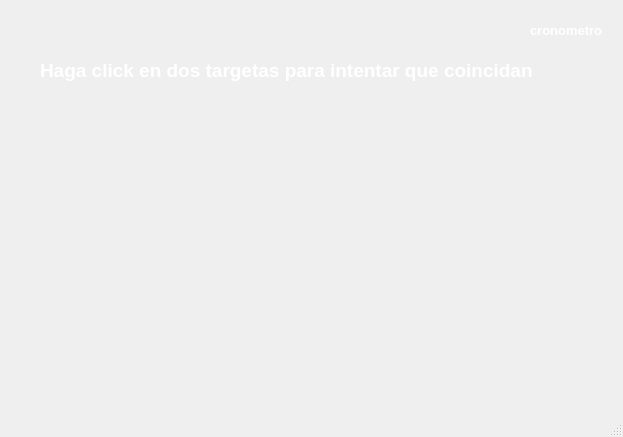
This is mainwindow.ui in cecilianomeibel/Proyecto1DatosII as Qt 5 draws it before an edit. The edited form follows.
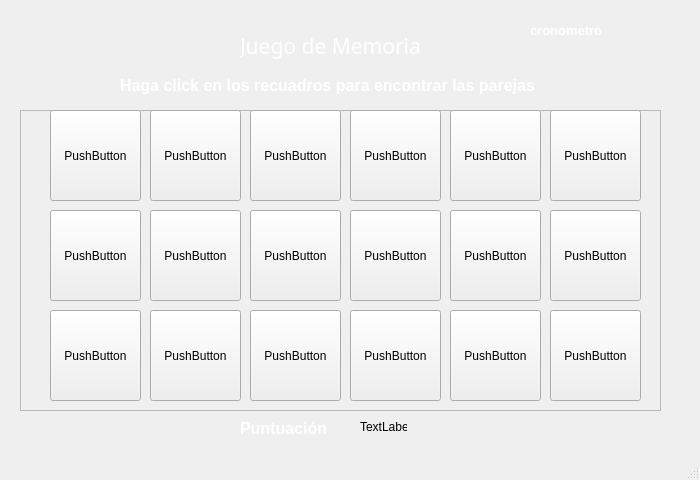
This is the edited form. Icons and pictures are not drawn.

```diff
--- a/mainwindow.ui
+++ b/mainwindow.ui
@@ -6,8 +6,8 @@
    <rect>
     <x>0</x>
     <y>0</y>
-    <width>623</width>
-    <height>437</height>
+    <width>700</width>
+    <height>480</height>
    </rect>
   </property>
   <property name="windowTitle">
@@ -39,15 +39,15 @@
    <widget class="QLabel" name="instrucciones">
     <property name="geometry">
      <rect>
-      <x>40</x>
+      <x>120</x>
       <y>40</y>
-      <width>541</width>
-      <height>61</height>
+      <width>601</width>
+      <height>91</height>
      </rect>
     </property>
     <property name="font">
      <font>
-      <pointsize>14</pointsize>
+      <pointsize>12</pointsize>
       <weight>75</weight>
       <bold>true</bold>
      </font>
@@ -58,7 +58,7 @@
 }</string>
     </property>
     <property name="text">
-     <string>Haga click en dos targetas para intentar que coincidan</string>
+     <string>Haga click en los recuadros para encontrar las parejas</string>
     </property>
    </widget>
    <widget class="QLabel" name="cronometro">
@@ -81,6 +81,327 @@
      <string>cronometro</string>
     </property>
    </widget>
+   <widget class="QLabel" name="titulo">
+    <property name="geometry">
+     <rect>
+      <x>240</x>
+      <y>30</y>
+      <width>201</width>
+      <height>31</height>
+     </rect>
+    </property>
+    <property name="font">
+     <font>
+      <family>Stencil</family>
+      <pointsize>16</pointsize>
+     </font>
+    </property>
+    <property name="styleSheet">
+     <string notr="true">#titulo {
+color: white;
+}</string>
+    </property>
+    <property name="text">
+     <string>Juego de Memoria</string>
+    </property>
+   </widget>
+   <widget class="QFrame" name="frame">
+    <property name="geometry">
+     <rect>
+      <x>20</x>
+      <y>110</y>
+      <width>641</width>
+      <height>301</height>
+     </rect>
+    </property>
+    <property name="mouseTracking">
+     <bool>false</bool>
+    </property>
+    <property name="frameShape">
+     <enum>QFrame::StyledPanel</enum>
+    </property>
+    <property name="frameShadow">
+     <enum>QFrame::Raised</enum>
+    </property>
+    <widget class="QPushButton" name="tarjeta01">
+     <property name="geometry">
+      <rect>
+       <x>30</x>
+       <y>0</y>
+       <width>91</width>
+       <height>91</height>
+      </rect>
+     </property>
+     <property name="text">
+      <string>PushButton</string>
+     </property>
+    </widget>
+    <widget class="QPushButton" name="tarjeta02">
+     <property name="geometry">
+      <rect>
+       <x>130</x>
+       <y>0</y>
+       <width>91</width>
+       <height>91</height>
+      </rect>
+     </property>
+     <property name="text">
+      <string>PushButton</string>
+     </property>
+    </widget>
+    <widget class="QPushButton" name="tarjeta03">
+     <property name="geometry">
+      <rect>
+       <x>230</x>
+       <y>0</y>
+       <width>91</width>
+       <height>91</height>
+      </rect>
+     </property>
+     <property name="text">
+      <string>PushButton</string>
+     </property>
+    </widget>
+    <widget class="QPushButton" name="tarjeta04">
+     <property name="geometry">
+      <rect>
+       <x>330</x>
+       <y>0</y>
+       <width>91</width>
+       <height>91</height>
+      </rect>
+     </property>
+     <property name="text">
+      <string>PushButton</string>
+     </property>
+    </widget>
+    <widget class="QPushButton" name="tarjeta05">
+     <property name="geometry">
+      <rect>
+       <x>430</x>
+       <y>0</y>
+       <width>91</width>
+       <height>91</height>
+      </rect>
+     </property>
+     <property name="text">
+      <string>PushButton</string>
+     </property>
+    </widget>
+    <widget class="QPushButton" name="tarjeta18">
+     <property name="geometry">
+      <rect>
+       <x>30</x>
+       <y>100</y>
+       <width>91</width>
+       <height>91</height>
+      </rect>
+     </property>
+     <property name="text">
+      <string>PushButton</string>
+     </property>
+    </widget>
+    <widget class="QPushButton" name="tarjeta06">
+     <property name="geometry">
+      <rect>
+       <x>30</x>
+       <y>200</y>
+       <width>91</width>
+       <height>91</height>
+      </rect>
+     </property>
+     <property name="text">
+      <string>PushButton</string>
+     </property>
+    </widget>
+    <widget class="QPushButton" name="tarjeta14">
+     <property name="geometry">
+      <rect>
+       <x>130</x>
+       <y>100</y>
+       <width>91</width>
+       <height>91</height>
+      </rect>
+     </property>
+     <property name="text">
+      <string>PushButton</string>
+     </property>
+    </widget>
+    <widget class="QPushButton" name="tarjeta13">
+     <property name="geometry">
+      <rect>
+       <x>130</x>
+       <y>200</y>
+       <width>91</width>
+       <height>91</height>
+      </rect>
+     </property>
+     <property name="text">
+      <string>PushButton</string>
+     </property>
+    </widget>
+    <widget class="QPushButton" name="tarjeta12">
+     <property name="geometry">
+      <rect>
+       <x>230</x>
+       <y>100</y>
+       <width>91</width>
+       <height>91</height>
+      </rect>
+     </property>
+     <property name="text">
+      <string>PushButton</string>
+     </property>
+    </widget>
+    <widget class="QPushButton" name="tarjeta11">
+     <property name="geometry">
+      <rect>
+       <x>230</x>
+       <y>200</y>
+       <width>91</width>
+       <height>91</height>
+      </rect>
+     </property>
+     <property name="text">
+      <string>PushButton</string>
+     </property>
+    </widget>
+    <widget class="QPushButton" name="tarjeta10">
+     <property name="geometry">
+      <rect>
+       <x>530</x>
+       <y>0</y>
+       <width>91</width>
+       <height>91</height>
+      </rect>
+     </property>
+     <property name="text">
+      <string>PushButton</string>
+     </property>
+    </widget>
+    <widget class="QPushButton" name="tarjeta09">
+     <property name="geometry">
+      <rect>
+       <x>330</x>
+       <y>100</y>
+       <width>91</width>
+       <height>91</height>
+      </rect>
+     </property>
+     <property name="text">
+      <string>PushButton</string>
+     </property>
+    </widget>
+    <widget class="QPushButton" name="tarjeta08">
+     <property name="geometry">
+      <rect>
+       <x>330</x>
+       <y>200</y>
+       <width>91</width>
+       <height>91</height>
+      </rect>
+     </property>
+     <property name="text">
+      <string>PushButton</string>
+     </property>
+    </widget>
+    <widget class="QPushButton" name="tarjeta07">
+     <property name="geometry">
+      <rect>
+       <x>430</x>
+       <y>100</y>
+       <width>91</width>
+       <height>91</height>
+      </rect>
+     </property>
+     <property name="text">
+      <string>PushButton</string>
+     </property>
+    </widget>
+    <widget class="QPushButton" name="tarjeta17">
+     <property name="geometry">
+      <rect>
+       <x>430</x>
+       <y>200</y>
+       <width>91</width>
+       <height>91</height>
+      </rect>
+     </property>
+     <property name="text">
+      <string>PushButton</string>
+     </property>
+    </widget>
+    <widget class="QPushButton" name="tarjeta16">
+     <property name="geometry">
+      <rect>
+       <x>530</x>
+       <y>100</y>
+       <width>91</width>
+       <height>91</height>
+      </rect>
+     </property>
+     <property name="text">
+      <string>PushButton</string>
+     </property>
+    </widget>
+    <widget class="QPushButton" name="tarjeta15">
+     <property name="geometry">
+      <rect>
+       <x>530</x>
+       <y>200</y>
+       <width>91</width>
+       <height>91</height>
+      </rect>
+     </property>
+     <property name="text">
+      <string>PushButton</string>
+     </property>
+    </widget>
+   </widget>
+   <widget class="QLabel" name="puntuacion">
+    <property name="geometry">
+     <rect>
+      <x>240</x>
+      <y>420</y>
+      <width>111</width>
+      <height>16</height>
+     </rect>
+    </property>
+    <property name="font">
+     <font>
+      <pointsize>12</pointsize>
+      <weight>75</weight>
+      <bold>true</bold>
+     </font>
+    </property>
+    <property name="styleSheet">
+     <string notr="true">#puntuacion {
+color: white;
+}</string>
+    </property>
+    <property name="text">
+     <string>Puntuación</string>
+    </property>
+   </widget>
+   <widget class="QLabel" name="lblPuntaje">
+    <property name="geometry">
+     <rect>
+      <x>360</x>
+      <y>420</y>
+      <width>47</width>
+      <height>13</height>
+     </rect>
+    </property>
+    <property name="text">
+     <string>TextLabel</string>
+    </property>
+   </widget>
+   <zorder>frame</zorder>
+   <zorder>instrucciones</zorder>
+   <zorder>cronometro</zorder>
+   <zorder>titulo</zorder>
+   <zorder>puntuacion</zorder>
+   <zorder>lblPuntaje</zorder>
   </widget>
   <widget class="QStatusBar" name="statusbar"/>
  </widget>
```
